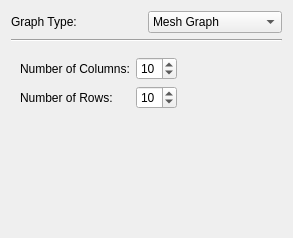
Old version of the form VisualEditor/Tools/GenerateGraph/GenerateGraphWidget.ui in the repository KDE/rocs.
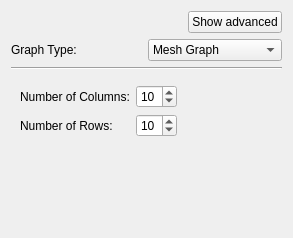
New version of the form. Custom widgets are drawn as their Qt base class.

Commit message:
Move some settings in AssignValues and GenerateGraph to advanced section.
In the AssignValues dialog box the overwrite values checkbox and the
RNG seeds are now advanced settings; they are hidden by default and
only shown when the new show advanced settings button is pressed. In
the GenerateGraph dialog box, the RNG seeds are also now advanced
settings.

The edit to the form file:
```diff
--- a/VisualEditor/Tools/GenerateGraph/GenerateGraphWidget.ui
+++ b/VisualEditor/Tools/GenerateGraph/GenerateGraphWidget.ui
@@ -14,14 +14,34 @@
    <string>Generate Graph</string>
   </property>
   <layout class="QGridLayout" name="gridLayout">
-   <item row="0" column="0">
+   <item row="0" column="1">
+    <layout class="QHBoxLayout" name="advancedLayout">
+     <item alignment="Qt::AlignRight">
+      <widget class="QPushButton" name="advancedButton">
+       <property name="sizePolicy">
+        <sizepolicy hsizetype="Minimum" vsizetype="Fixed">
+         <horstretch>0</horstretch>
+         <verstretch>0</verstretch>
+        </sizepolicy>
+       </property>
+       <property name="text">
+        <string>Show advanced</string>
+       </property>
+       <property name="checkable">
+        <bool>true</bool>
+       </property>
+      </widget>
+     </item>
+    </layout>
+   </item>
+   <item row="1" column="0">
     <widget class="QLabel" name="label">
      <property name="text">
       <string>Graph Type:</string>
      </property>
     </widget>
    </item>
-   <item row="0" column="1">
+   <item row="1" column="1">
     <widget class="KComboBox" name="comboBox">
      <item>
       <property name="text">
@@ -50,14 +70,14 @@
      </item>
     </widget>
    </item>
-   <item row="1" column="0" colspan="2">
+   <item row="2" column="0" colspan="2">
     <widget class="Line" name="line">
      <property name="orientation">
       <enum>Qt::Horizontal</enum>
      </property>
     </widget>
    </item>
-   <item row="2" column="0" colspan="2">
+   <item row="3" column="0" colspan="2">
     <widget class="QStackedWidget" name="stackedWidget">
      <property name="currentIndex">
       <number>0</number>
```
Left out of the diff: 64 changed lines with no effect on the pictures. The commit also changes 3 other files.
